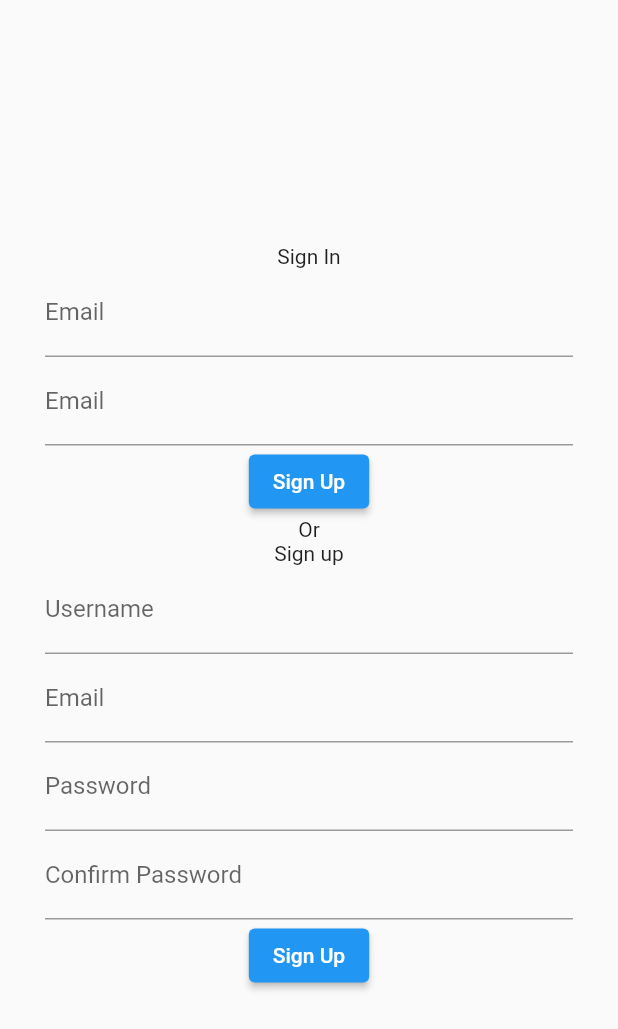
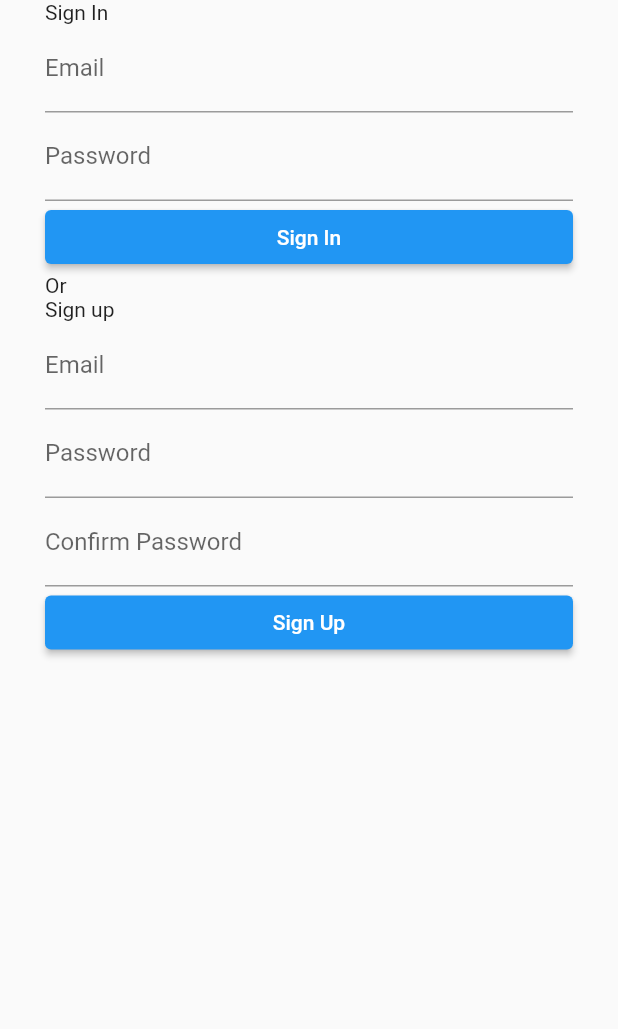
Before and after one commit to kwe-k-u/socials, a Flutter app: the screen it shows after launch, on a phone screen of 412 x 824 dp. Shown: the top 1029 px of the screen. Run offline on Flutter 3.47's test engine with Material 2 defaults, Android fonts, the phone set to English and light mode, and no system bars; our stand-ins replace firebase_auth, firebase_core; accounts and stored records are empty.

Commit message:
implemented firebase email signin, signup and signout

```diff
--- a/lib/main.dart
+++ b/lib/main.dart
@@ -1,6 +1,8 @@
+import 'package:firebase_core/firebase_core.dart';
 import 'package:flutter/material.dart';
+import 'package:provider/provider.dart';
 import 'package:socials/ui/authentication_page/authentication_page.dart';
-import 'package:socials/ui/homescreen/homescreen.dart';
+import 'package:socials/utils/app_state.dart';
 
 void main() {
   runApp(MyApp());
@@ -9,8 +11,19 @@ void main() {
 class MyApp extends StatelessWidget {
   @override
   Widget build(BuildContext context) {
-    return MaterialApp(
-      home: AuthenticationScreen(),
+    return FutureBuilder(
+      future: Firebase.initializeApp(),
+      builder: (context,snapshot){
+        if (snapshot.connectionState == ConnectionState.done)
+          return MaterialApp(
+            home: ChangeNotifierProvider(
+              create: (context) => AppState(),
+              child: AuthenticationScreen(),
+            ),
+          );
+
+        return Container();
+      },
     );
   }
 }
--- a/lib/ui/authentication_page/authentication_page.dart
+++ b/lib/ui/authentication_page/authentication_page.dart
@@ -1,6 +1,10 @@
 import 'package:flutter/material.dart';
 import 'package:socials/ui/authentication_page/widgets/custom_rounded_button.dart';
 import 'package:socials/ui/homescreen/homescreen.dart';
+import 'package:socials/utils/app_state.dart';
+import 'package:socials/utils/authentication.dart';
+import 'package:provider/provider.dart';
+
 
 class AuthenticationScreen extends StatefulWidget {
   const AuthenticationScreen({Key? key}) : super(key: key);
@@ -10,30 +14,47 @@ class AuthenticationScreen extends StatefulWidget {
 }
 
 class _AuthenticationScreenState extends State<AuthenticationScreen> {
+  final TextEditingController signinEmail = new TextEditingController();
+  final TextEditingController signinPassword = new TextEditingController();
+  final TextEditingController signupEmail = new TextEditingController();
+  final TextEditingController signupPassword = new TextEditingController();
+  final TextEditingController signupConfrimPassword = new TextEditingController();
+
+
   @override
   Widget build(BuildContext context) {
     return Scaffold(
         body: Container(
           padding: EdgeInsets.symmetric(horizontal: 30),
-            child: Column(
-              mainAxisAlignment: MainAxisAlignment.center,
+            child: ListView(
               children: [
 
                 Text("Sign In"),
                 TextFormField(
+                  controller: signinEmail,
                   decoration: InputDecoration(
                     labelText: "Email"
                   ),
                 ),
                 TextFormField(
+                  controller: signinPassword,
+                  obscureText: true,
                   decoration: InputDecoration(
-                      labelText: "Email"
+                      labelText: "Password"
                   ),
                 ),
 
                 CustomRoundedButton(
-                    text: "Sign Up",
-                    onPressed: (){
+                    text: "Sign In",
+                    onPressed: () async {
+                      context.read<AppState>().user = await firebaseLogInWithEmail(
+                          context: context,
+                          email: signinEmail.text,
+                          password: signinPassword.text
+                      );
+
+
+                      if (context.read<AppState>().user != null)
                       Navigator.pushReplacement(context,
                           MaterialPageRoute(
                               builder: (context)=> HomeScreen()
@@ -45,21 +66,21 @@ class _AuthenticationScreenState extends State<AuthenticationScreen> {
                 Text("Or"),
                 Text("Sign up"),
                 TextFormField(
-                  decoration: InputDecoration(
-                      labelText: "Username"
-                  ),
-                ),
-                TextFormField(
+                  controller: signupEmail,
                   decoration: InputDecoration(
                       labelText: "Email"
                   ),
                 ),
                 TextFormField(
+                  controller: signupPassword,
+                  obscureText: true,
                   decoration: InputDecoration(
                       labelText: "Password"
                   ),
                 ),
                 TextFormField(
+                  controller: signupConfrimPassword,
+                  obscureText: true,
                   decoration: InputDecoration(
                       labelText: "Confirm Password"
                   ),
@@ -67,7 +88,16 @@ class _AuthenticationScreenState extends State<AuthenticationScreen> {
 
                 CustomRoundedButton(
                   text: "Sign Up",
-                  onPressed: (){
+                  onPressed: () async {
+
+
+                    context.read<AppState>().user = await firebaseSignUpWithEmail(
+                        email: signupEmail.text,
+                        password: signupPassword.text,
+                        context: context
+                    );
+
+                    if (context.read<AppState>().user != null)
                     Navigator.pushReplacement(context,
                         MaterialPageRoute(
                             builder: (context)=> HomeScreen()
--- /dev/null
+++ b/lib/utils/app_state.dart
@@ -0,0 +1,16 @@
+import 'package:firebase_auth/firebase_auth.dart';
+import 'package:flutter/material.dart';
+
+class AppState extends ChangeNotifier{
+  User? _user;
+
+
+  User? get user => this._user;
+
+
+   set user(User? user) {
+    this._user = user;
+    notifyListeners();
+  }
+
+}
--- a/pubspec.yaml
+++ b/pubspec.yaml
@@ -27,7 +27,10 @@ dependencies:
 
   # The following adds the Cupertino Icons font to your application.
   # Use with the CupertinoIcons class for iOS style icons.
-  cupertino_icons: ^1.0.2
+  cupertino_icons: ^1.0.3
+  firebase_core: ^1.4.0
+  firebase_auth: ^3.0.1
+  provider: ^5.0.0
 
 dev_dependencies:
   flutter_test:
```
Also changed, not shown: lib/ui/homescreen/widgets/custom_drawer.dart (+13 -0 lines), lib/utils/authentication.dart (added, +128 -0 lines), lib/utils/helper.dart (added, +21 -0 lines), pubspec.lock, 1 other file.
